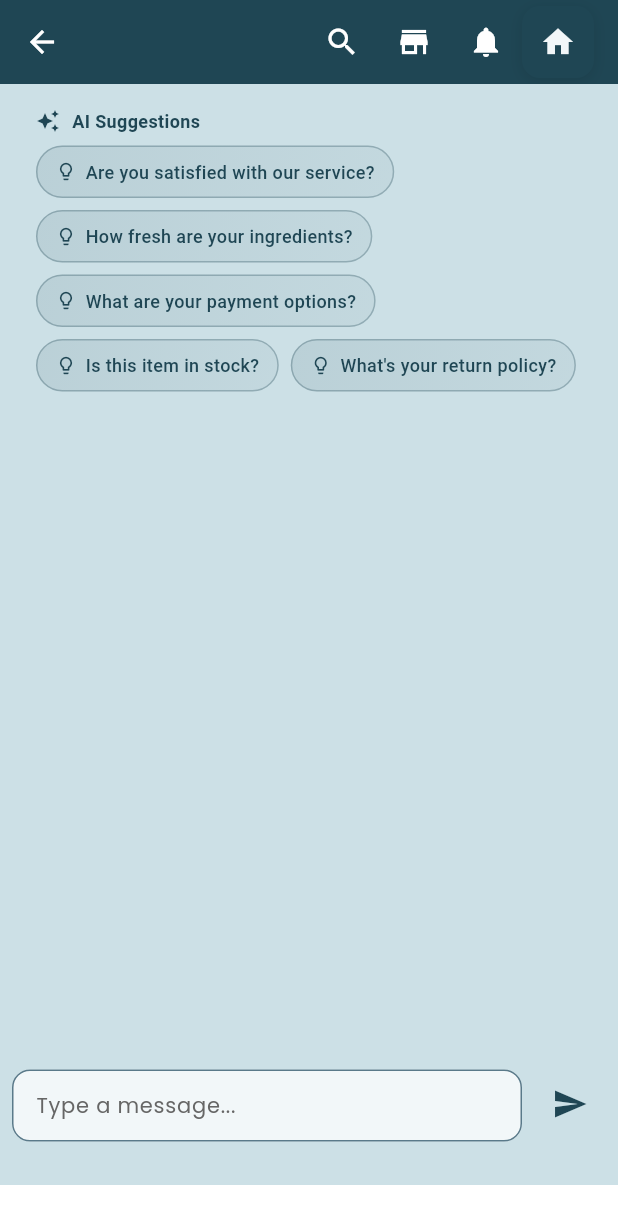
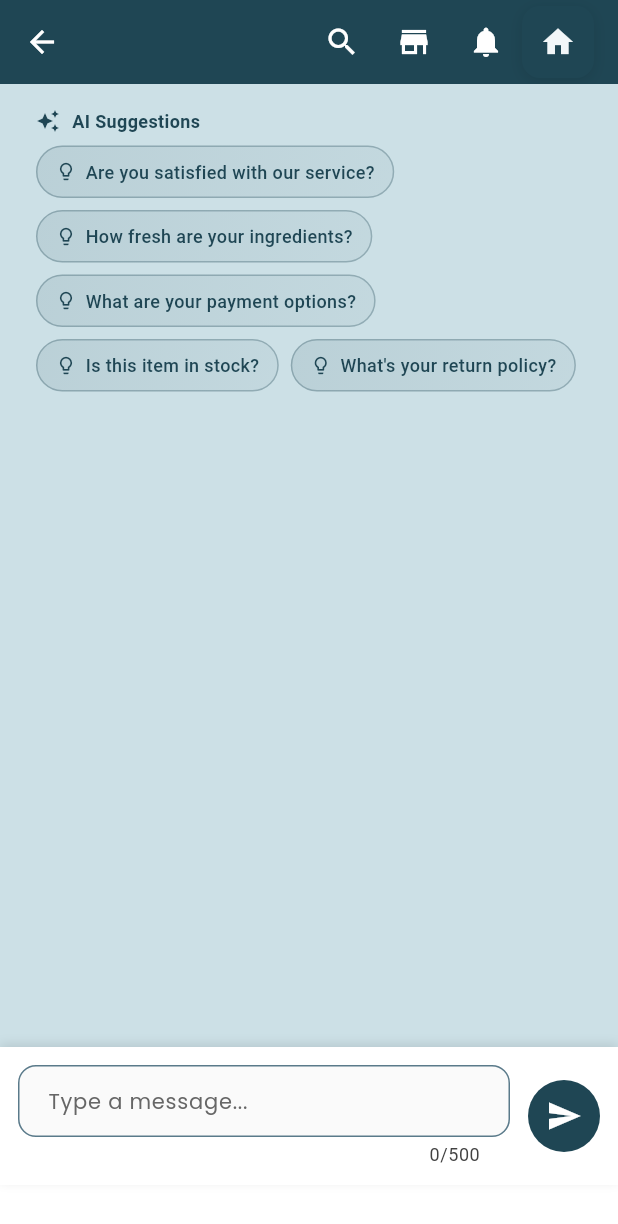
Before and after one commit to KutumelaP/imagekit-auth-server, a Flutter app: the ChatScreen screen opened directly with empty values, on a phone screen of 412 x 824 dp. Shown: the top 1224 px of the screen. Run offline on Flutter 3.47's test engine with Material 3 defaults, Android fonts, the phone set to English and light mode, and no system bars; our stand-ins replace audioplayers, awesome_notifications, cached_network_image, chewie, cloud_firestore, cloud_functions and 21 more; missing offline and left inert: dart:html, dart:js, dart:js_util, flutter_app_badger; accounts and stored records are empty.

Commit message:
Fix chat keyboard overlap and disable self-notifications
Chat Screen fixes:
- Add resizeToAvoidBottomInset: true to Scaffold
- Improve input area design with better keyboard handling
- Add auto-scroll when input is focused
- Better styled input field with rounded borders and shadows
- Limit input to 500 characters with counter

Notification fixes:
- Disable awesome notifications for sender's own messages
- Prevent notification spam when user sends messages themselves
- Both NotificationService and AwesomeNotificationService now check sender ID

```diff
--- a/lib/screens/ChatScreen.dart
+++ b/lib/screens/ChatScreen.dart
@@ -594,6 +594,7 @@ class _ChatScreenState extends State<ChatScreen> {
     }
 
     return Scaffold(
+      resizeToAvoidBottomInset: true,
       appBar: AppBar(
         leading: IconButton(
           icon: const Icon(Icons.arrow_back),
@@ -787,42 +788,79 @@ class _ChatScreenState extends State<ChatScreen> {
             ),
           ),
 
-          // Message input with SafeArea and extra bottom padding
-          SafeArea(
+          // Message input area with keyboard-aware design
+          Container(
+            decoration: BoxDecoration(
+              color: Colors.white,
+              boxShadow: [
+                BoxShadow(
+                  color: Colors.black.withOpacity(0.1),
+                  blurRadius: 5,
+                  offset: const Offset(0, -2),
+                ),
+              ],
+            ),
+            child: SafeArea(
               top: false,
-            minimum: const EdgeInsets.only(bottom: 16),
               child: Padding(
-              padding: const EdgeInsets.fromLTRB(8, 8, 8, 12),
+                padding: const EdgeInsets.fromLTRB(12, 12, 12, 12),
                 child: Row(
                   children: [
                     Expanded(
                       child: TextField(
                         controller: _messageController,
-                      decoration: const InputDecoration(
+                        decoration: InputDecoration(
                           hintText: 'Type a message...',
-                        border: OutlineInputBorder(),
-                        contentPadding: EdgeInsets.symmetric(horizontal: 12, vertical: 12),
+                          border: OutlineInputBorder(
+                            borderRadius: BorderRadius.circular(25),
+                            borderSide: BorderSide(color: Colors.grey.shade300),
+                          ),
+                          focusedBorder: OutlineInputBorder(
+                            borderRadius: BorderRadius.circular(25),
+                            borderSide: BorderSide(color: AppTheme.deepTeal),
+                          ),
+                          contentPadding: const EdgeInsets.symmetric(horizontal: 16, vertical: 12),
+                          filled: true,
+                          fillColor: Colors.grey.shade50,
                         ),
                         maxLines: null,
+                        minLines: 1,
+                        maxLength: 500,
                         textCapitalization: TextCapitalization.sentences,
                         onSubmitted: (_) => _sendMessage(),
+                        onTap: () {
+                          // Auto-scroll to bottom when input is focused
+                          WidgetsBinding.instance.addPostFrameCallback((_) {
+                            _scrollToBottom();
+                          });
+                        },
                       ),
                     ),
-                  const SizedBox(width: 8),
-                  Padding(
-                    padding: const EdgeInsets.only(bottom: 2),
+                    const SizedBox(width: 12),
+                    Container(
+                      decoration: BoxDecoration(
+                        color: AppTheme.deepTeal,
+                        shape: BoxShape.circle,
+                      ),
                       child: IconButton(
                         onPressed: _isLoading ? null : _sendMessage,
                         icon: _isLoading
                             ? const SizedBox(
                                 width: 20,
                                 height: 20,
-                              child: CircularProgressIndicator(strokeWidth: 2),
+                                child: CircularProgressIndicator(
+                                  strokeWidth: 2,
+                                  color: Colors.white,
+                                ),
                               )
-                          : const Icon(Icons.send),
+                            : const Icon(
+                                Icons.send,
+                                color: Colors.white,
+                              ),
                       ),
                     ),
                   ],
+                ),
               ),
             ),
           ),
--- a/lib/services/awesome_notification_service.dart
+++ b/lib/services/awesome_notification_service.dart
@@ -284,6 +284,13 @@ class AwesomeNotificationService {
     required String message,
   }) async {
     try {
+      // Don't show notification if sender is the current user
+      final currentUser = FirebaseAuth.instance.currentUser;
+      if (currentUser != null && senderId == currentUser.uid) {
+        print('🔇 Skipping awesome chat notification - message sent by current user');
+        return;
+      }
+
       // Get sender's name
       final senderDoc = await _firestore
           .collection('users')
--- a/lib/services/notification_service.dart
+++ b/lib/services/notification_service.dart
@@ -522,6 +522,13 @@ class NotificationService {
     required String message,
   }) async {
     try {
+      // Don't show notification if sender is the current user
+      final currentUserId = _auth.currentUser?.uid;
+      if (currentUserId != null && senderId == currentUserId) {
+        print('🔇 Skipping chat notification - message sent by current user');
+        return;
+      }
+
       // Get sender's name
       final senderDoc = await _firestore
           .collection('users')
```
Lines whose indentation alone changed are shown as unchanged.
